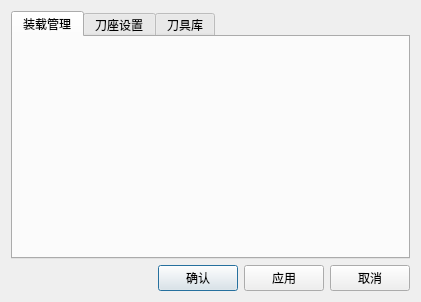
This is Machine/Config/cfgknifemanager.ui in stonefjd/Cutting as Qt 5 draws it before an edit. The edited form follows.
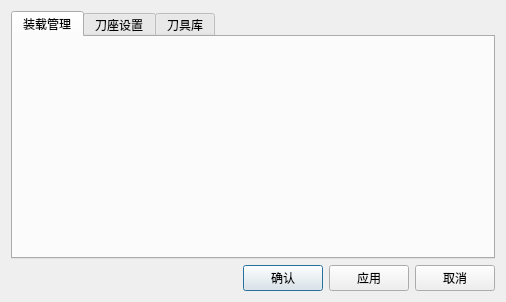
This is the edited form.

What changed in the file:
```diff
--- a/Machine/Config/cfgknifemanager.ui
+++ b/Machine/Config/cfgknifemanager.ui
@@ -6,7 +6,7 @@
    <rect>
     <x>0</x>
     <y>0</y>
-    <width>421</width>
+    <width>506</width>
     <height>302</height>
    </rect>
   </property>
```
